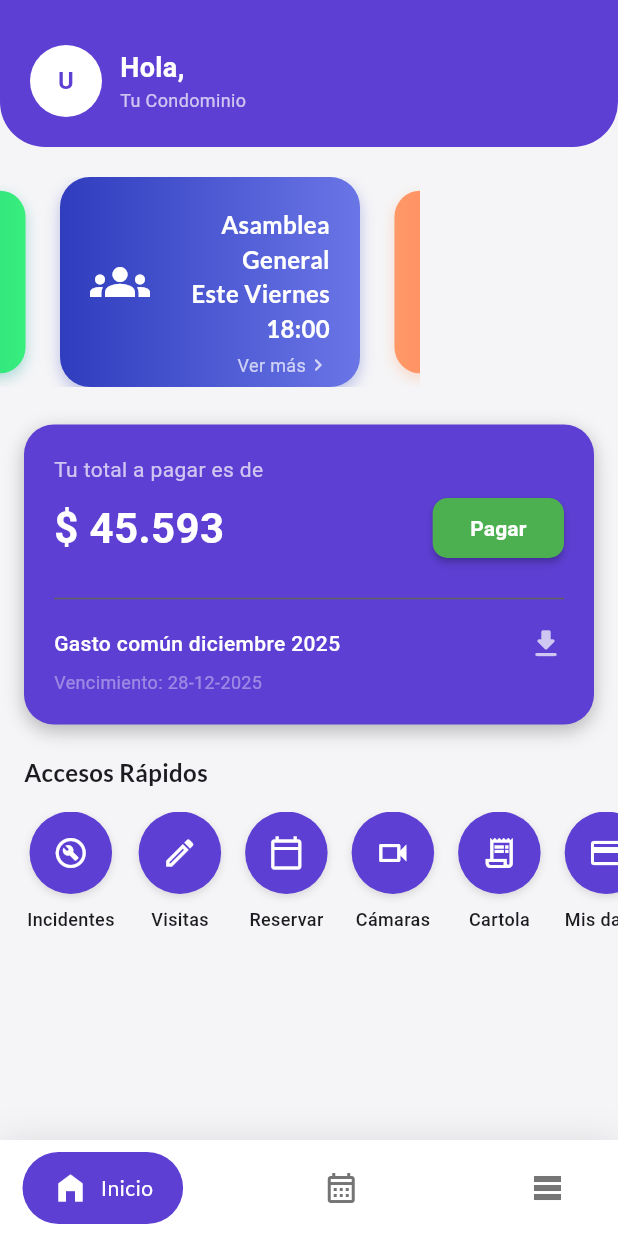
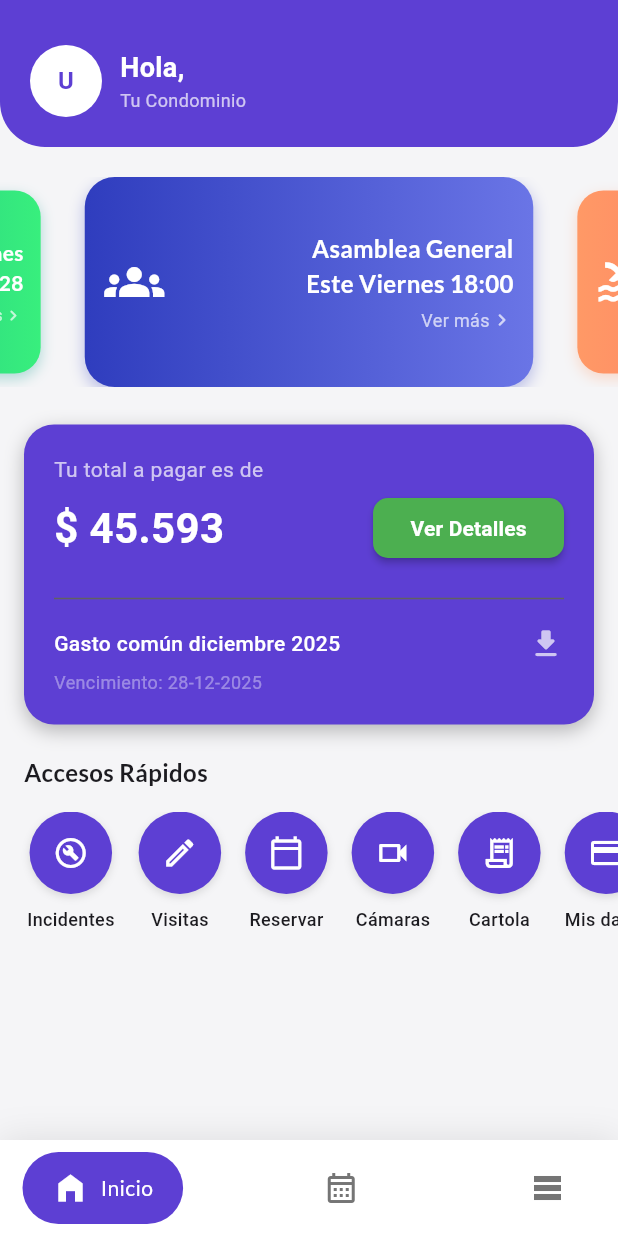
Before and after one commit to KingDmnT/ProyectoCapston, a Flutter app: the MobileHomePage screen opened by its route, on a phone screen of 412 x 824 dp. Run offline on Flutter 3.47's test engine with Material 3 defaults, Android fonts, the phone set to English and light mode, and no system bars; drawn by our look-alikes of carousel_slider, google_nav_bar; our stand-ins replace cloud_firestore, file_picker, firebase_auth, firebase_core, flutter_dotenv, flutter_map and 5 more; missing offline and left inert: excel, mobile_scanner; accounts and stored records are empty.

Commit message:
fix: aplicar color primario a tarjeta de gastos comunes y ajustar diseño del carrusel

```diff
--- a/vecinapp/frontend/lib/mobile/screens/home/home_page.dart
+++ b/vecinapp/frontend/lib/mobile/screens/home/home_page.dart
@@ -398,7 +398,7 @@ class _GastoComunCard extends StatelessWidget {
                   padding: const EdgeInsets.symmetric(horizontal: 25, vertical: 10),
                 ),
                 child: const Text(
-                  "Pagar",
+                  "Ver Detalles",
                   style: TextStyle(
                     color: Colors.white,
                     fontWeight: FontWeight.bold,
@@ -459,6 +459,7 @@ class _NewsCarousel extends StatelessWidget {
   @override
   Widget build(BuildContext context) {
     return SizedBox(
+      width: double.infinity,
       height: 140,
       child: CarouselSlider.builder(
         itemCount: news.length,
@@ -482,7 +483,7 @@ class _NewsCarousel extends StatelessWidget {
               ],
             ),
             child: Padding(
-              padding: const EdgeInsets.all(20),
+              padding: const EdgeInsets.all(13),
               child: Row(
                 mainAxisAlignment: MainAxisAlignment.spaceBetween,
                 children: [
```
